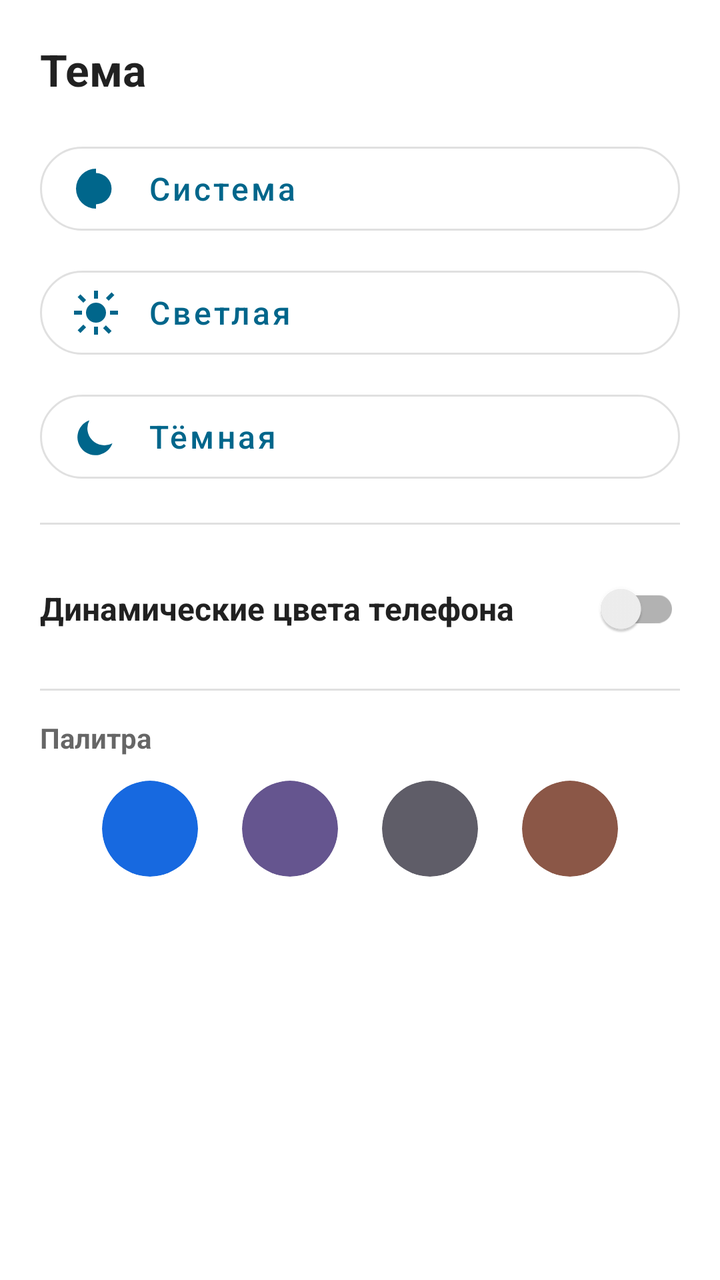
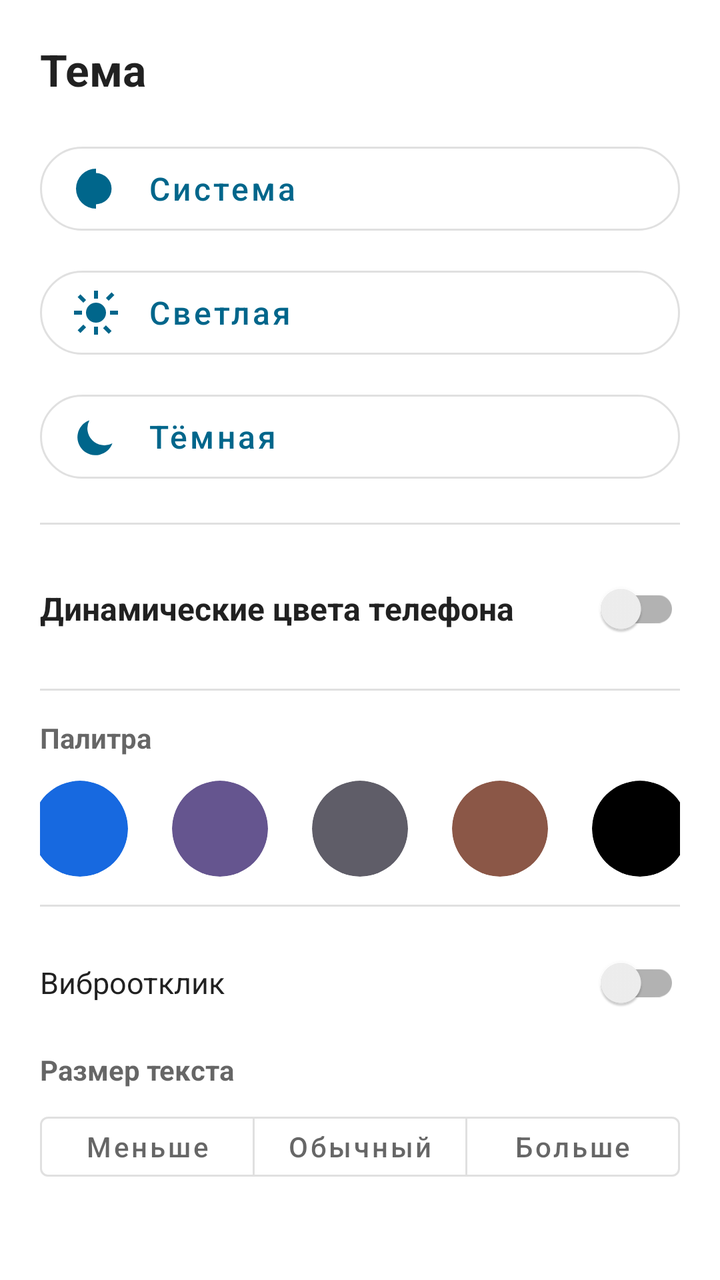

Two renders of the same Android screen: before a commit and after it. Below are the layout's source before the change and the commit's diff.
<!-- AndroidManifest.xml: application theme Theme.LimeFlow -->
<!-- res/layout/dialog_appearance.xml -->
<?xml version="1.0" encoding="utf-8"?>
<LinearLayout xmlns:android="http://schemas.android.com/apk/res/android"
    xmlns:app="http://schemas.android.com/apk/res-auto"
    android:layout_width="match_parent"
    android:layout_height="wrap_content"
    android:orientation="vertical"
    android:padding="20dp">

    <TextView
        android:layout_width="wrap_content"
        android:layout_height="wrap_content"
        android:text="@string/theme"
        android:textColor="?android:attr/textColorPrimary"
        android:textSize="22sp"
        android:textStyle="bold" />

    <com.google.android.material.button.MaterialButton
        android:id="@+id/appearance_system"
        style="@style/Widget.MaterialComponents.Button.OutlinedButton"
        android:layout_width="match_parent"
        android:layout_height="54dp"
        android:layout_marginTop="18dp"
        android:gravity="start|center_vertical"
        android:text="@string/theme_system_short"
        android:textAllCaps="false"
        android:textSize="16sp"
        app:cornerRadius="22dp"
        app:icon="@drawable/ic_theme_auto"
        app:iconGravity="textStart"
        app:iconPadding="14dp"
        app:iconSize="24dp" />

    <com.google.android.material.button.MaterialButton
        android:id="@+id/appearance_light"
        style="@style/Widget.MaterialComponents.Button.OutlinedButton"
        android:layout_width="match_parent"
        android:layout_height="54dp"
        android:layout_marginTop="8dp"
        android:gravity="start|center_vertical"
        android:text="@string/theme_light"
        android:textAllCaps="false"
        android:textSize="16sp"
        app:cornerRadius="22dp"
        app:icon="@drawable/ic_theme_light"
        app:iconGravity="textStart"
        app:iconPadding="14dp"
        app:iconSize="24dp" />

    <com.google.android.material.button.MaterialButton
        android:id="@+id/appearance_dark"
        style="@style/Widget.MaterialComponents.Button.OutlinedButton"
        android:layout_width="match_parent"
        android:layout_height="54dp"
        android:layout_marginTop="8dp"
        android:gravity="start|center_vertical"
        android:text="@string/theme_dark"
        android:textAllCaps="false"
        android:textSize="16sp"
        app:cornerRadius="22dp"
        app:icon="@drawable/ic_theme_dark"
        app:iconGravity="textStart"
        app:iconPadding="14dp"
        app:iconSize="24dp" />

    <View
        android:layout_width="match_parent"
        android:layout_height="1dp"
        android:layout_marginVertical="16dp"
        android:background="?attr/colorControlHighlight" />

    <androidx.appcompat.widget.SwitchCompat
        android:id="@+id/appearance_dynamic"
        android:layout_width="match_parent"
        android:layout_height="52dp"
        android:text="@string/dynamic_colors"
        android:textColor="?android:attr/textColorPrimary"
        android:textSize="16sp"
        android:textStyle="bold" />

    <LinearLayout
        android:id="@+id/appearance_palettes"
        android:layout_width="match_parent"
        android:layout_height="wrap_content"
        android:orientation="vertical">

        <View
            android:layout_width="match_parent"
            android:layout_height="1dp"
            android:layout_marginVertical="14dp"
            android:background="?attr/colorControlHighlight" />

        <TextView
            android:layout_width="wrap_content"
            android:layout_height="wrap_content"
            android:text="@string/palette_title_short"
            android:textColor="?android:attr/textColorSecondary"
            android:textSize="14sp"
            android:textStyle="bold" />

        <LinearLayout
            android:layout_width="match_parent"
            android:layout_height="wrap_content"
            android:layout_marginTop="12dp"
            android:gravity="center"
            android:orientation="horizontal">

            <com.google.android.material.card.MaterialCardView
                android:id="@+id/palette_limeflow"
                android:layout_width="48dp"
                android:layout_height="48dp"
                android:clickable="true"
                android:focusable="true"
                app:cardBackgroundColor="#1769E0"
                app:cardCornerRadius="24dp"
                app:cardElevation="0dp"
                app:strokeColor="@color/white" />

            <com.google.android.material.card.MaterialCardView
                android:id="@+id/palette_indigo"
                android:layout_width="48dp"
                android:layout_height="48dp"
                android:layout_marginStart="22dp"
                android:clickable="true"
                android:focusable="true"
                app:cardBackgroundColor="#65558F"
                app:cardCornerRadius="24dp"
                app:cardElevation="0dp"
                app:strokeColor="@color/white" />

            <com.google.android.material.card.MaterialCardView
                android:id="@+id/palette_forest"
                android:layout_width="48dp"
                android:layout_height="48dp"
                android:layout_marginStart="22dp"
                android:clickable="true"
                android:focusable="true"
                app:cardBackgroundColor="#5F5D68"
                app:cardCornerRadius="24dp"
                app:cardElevation="0dp"
                app:strokeColor="@color/white" />

            <com.google.android.material.card.MaterialCardView
                android:id="@+id/palette_espresso"
                android:layout_width="48dp"
                android:layout_height="48dp"
                android:layout_marginStart="22dp"
                android:clickable="true"
                android:focusable="true"
                app:cardBackgroundColor="#8B5747"
                app:cardCornerRadius="24dp"
                app:cardElevation="0dp"
                app:strokeColor="@color/white" />
        </LinearLayout>
    </LinearLayout>
</LinearLayout>
<!-- resources referenced by this layout -->
<resources>
  <color name="white">#FFFFFFFF</color>
  <!-- drawable ic_theme_auto (drawable) -->
  <?xml version="1.0" encoding="utf-8"?>
  <vector xmlns:android="http://schemas.android.com/apk/res/android"
      android:width="24dp"
      android:height="24dp"
      android:viewportWidth="24"
      android:viewportHeight="24">
      <path
          android:fillColor="@android:color/white"
          android:pathData="M12,2a10,10 0,1 0,0 20zM12,19.8V4.2a7.8,7.8 0,0 1,0 15.6z" />
  </vector>
  <!-- drawable ic_theme_dark (drawable) -->
  <?xml version="1.0" encoding="utf-8"?>
  <vector xmlns:android="http://schemas.android.com/apk/res/android"
      android:width="24dp"
      android:height="24dp"
      android:viewportWidth="24"
      android:viewportHeight="24">
      <path
          android:fillColor="@android:color/white"
          android:pathData="M20.2,15.3A8.5,8.5 0,0 1,8.7 3.8,9 9,0 1,0 20.2,15.3z" />
  </vector>
  <!-- drawable ic_theme_light (drawable) -->
  <?xml version="1.0" encoding="utf-8"?>
  <vector xmlns:android="http://schemas.android.com/apk/res/android"
      android:width="24dp"
      android:height="24dp"
      android:viewportWidth="24"
      android:viewportHeight="24">
      <path
          android:fillColor="@android:color/white"
          android:pathData="M12,7a5,5 0,1 0,0 10,5 5,0 0,0 0,-10zM11,1h2v4h-2zM11,19h2v4h-2zM1,11h4v2H1zM19,11h4v2h-4zM4.22,2.81l2.83,2.83 -1.41,1.41 -2.83,-2.83zM16.95,18.36l2.83,2.83 -1.41,1.41 -2.83,-2.83zM18.36,6.05l-1.41,-1.41 2.83,-2.83 1.41,1.41zM5.64,17.95l1.41,1.41 -2.83,2.83 -1.41,-1.41z" />
  </vector>
  <string name="dynamic_colors">Динамические цвета телефона</string>
  <string name="palette_title_short">Палитра</string>
  <string name="theme">Тема</string>
  <string name="theme_dark">Тёмная</string>
  <string name="theme_light">Светлая</string>
  <string name="theme_system_short">Система</string>
  <style name="Theme.LimeFlow" parent="Theme.MaterialComponents.DayNight.NoActionBar">
          
          <item name="colorPrimary">@color/lime_primary</item>
          <item name="colorPrimaryVariant">@color/lime_primary_variant</item>
          <item name="colorOnPrimary">@color/white</item>
          
          <item name="colorSecondary">@color/lime_secondary</item>
          <item name="colorSecondaryVariant">@color/lime_primary_variant</item>
          <item name="colorOnSecondary">@color/white</item>
          
          <item name="android:statusBarColor">@android:color/transparent</item>
          <item name="android:navigationBarColor">?android:attr/colorBackground</item>
          <item name="android:windowLightStatusBar">true</item>
          
      </style>
  <color name="lime_primary">#1769E0</color>
  <color name="lime_primary_variant">#0D47A1</color>
  <color name="lime_secondary">#4094F7</color>
</resources>

<!-- the commit's change to res/layout/dialog_appearance.xml (unified diff, before → after) -->
@@ -150,6 +150,77 @@
                 app:cardCornerRadius="24dp"
                 app:cardElevation="0dp"
                 app:strokeColor="@color/white" />
+
+            <com.google.android.material.card.MaterialCardView
+                android:id="@+id/palette_amoled"
+                android:layout_width="48dp"
+                android:layout_height="48dp"
+                android:layout_marginStart="22dp"
+                android:clickable="true"
+                android:focusable="true"
+                app:cardBackgroundColor="#000000"
+                app:cardCornerRadius="24dp"
+                app:cardElevation="0dp"
+                app:strokeColor="@color/white" />
         </LinearLayout>
     </LinearLayout>
+
+    <View
+        android:layout_width="match_parent"
+        android:layout_height="1dp"
+        android:layout_marginVertical="14dp"
+        android:background="?attr/colorControlHighlight" />
+
+    <androidx.appcompat.widget.SwitchCompat
+        android:id="@+id/appearance_haptic"
+        android:layout_width="match_parent"
+        android:layout_height="48dp"
+        android:text="@string/settings_haptic"
+        android:textColor="?android:attr/textColorPrimary"
+        android:textSize="15sp" />
+
+    <TextView
+        android:layout_width="wrap_content"
+        android:layout_height="wrap_content"
+        android:layout_marginTop="10dp"
+        android:text="@string/settings_text_scale"
+        android:textColor="?android:attr/textColorSecondary"
+        android:textSize="14sp"
+        android:textStyle="bold" />
+
+    <com.google.android.material.button.MaterialButtonToggleGroup
+        android:id="@+id/text_scale_group"
+        android:layout_width="match_parent"
+        android:layout_height="wrap_content"
+        android:layout_marginTop="8dp"
+        app:selectionRequired="true"
+        app:singleSelection="true">
+
+        <com.google.android.material.button.MaterialButton
+            android:id="@+id/text_small"
+            style="@style/Widget.MaterialComponents.Button.OutlinedButton"
+            android:layout_width="0dp"
+            android:layout_height="42dp"
+            android:layout_weight="1"
+            android:text="@string/text_scale_small"
+            android:textAllCaps="false" />
+
+        <com.google.android.material.button.MaterialButton
+            android:id="@+id/text_normal"
+            style="@style/Widget.MaterialComponents.Button.OutlinedButton"
+            android:layout_width="0dp"
+            android:layout_height="42dp"
+            android:layout_weight="1"
+            android:text="@string/text_scale_normal"
+            android:textAllCaps="false" />
+
+        <com.google.android.material.button.MaterialButton
+            android:id="@+id/text_large"
+            style="@style/Widget.MaterialComponents.Button.OutlinedButton"
+            android:layout_width="0dp"
+            android:layout_height="42dp"
+            android:layout_weight="1"
+            android:text="@string/text_scale_large"
+            android:textAllCaps="false" />
+    </com.google.android.material.button.MaterialButtonToggleGroup>
 </LinearLayout>
<!-- resource entries referenced after the edit -->
@@ -36,6 +36,11 @@
   </vector>
   <string name="dynamic_colors">Динамические цвета телефона</string>
   <string name="palette_title_short">Палитра</string>
+  <string name="settings_haptic">Виброотклик</string>
+  <string name="settings_text_scale">Размер текста</string>
+  <string name="text_scale_large">Больше</string>
+  <string name="text_scale_normal">Обычный</string>
+  <string name="text_scale_small">Меньше</string>
   <string name="theme">Тема</string>
   <string name="theme_dark">Тёмная</string>
   <string name="theme_light">Светлая</string>
